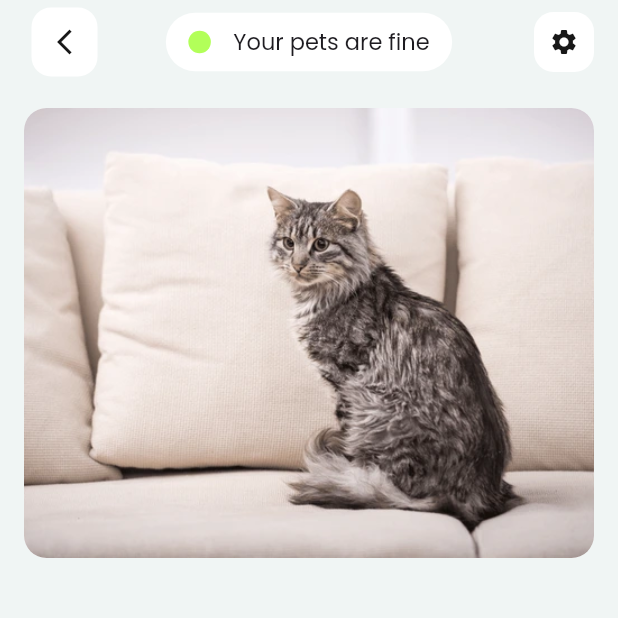
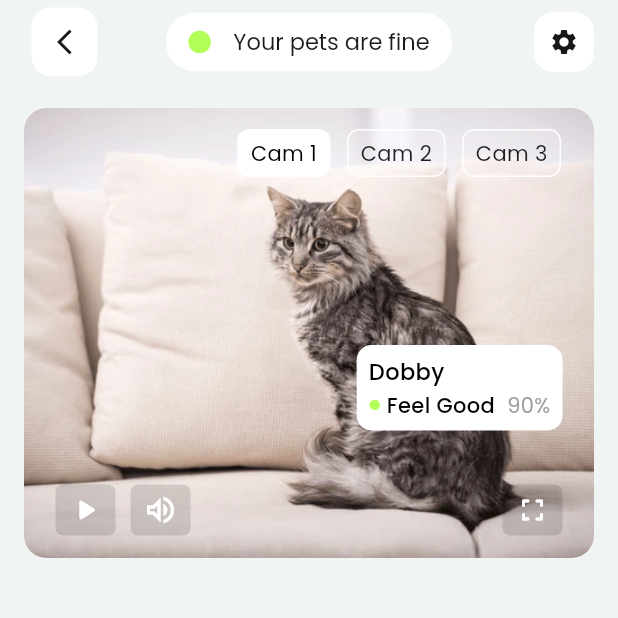
Before and after one commit to ragulsarma/smart-home-app, a Flutter app: the PetHomePage screen opened directly, on a phone screen of 412 x 824 dp, the top half of it. Run offline on Flutter 3.47's test engine with Material 3 defaults, Android fonts, the phone set to English and light mode, and no system bars; network calls fail.

Commit message:
cam container UI development

```diff
--- a/lib/screens/pet_home_page.dart
+++ b/lib/screens/pet_home_page.dart
@@ -20,6 +20,10 @@ class _PetHomePageState extends State<PetHomePage> {
         centerTitle: true,
         leading: Padding(
           padding: const EdgeInsets.only(left: 16.0),
+          child: GestureDetector(
+            onTap: () {
+              Navigator.pop(context);
+            },
             child: Container(
                 margin: const EdgeInsets.symmetric(horizontal: 5, vertical: 5),
                 decoration: const BoxDecoration(
@@ -30,6 +34,7 @@ class _PetHomePageState extends State<PetHomePage> {
                   color: AppColors.primaryColor,
                   size: 20,
                 )),
+          ),
         ),
         title: Container(
           padding: const EdgeInsets.symmetric(horizontal: 15, vertical: 10),
--- a/lib/widgets/pet_page_widgets/pet_cam_view_widget.dart
+++ b/lib/widgets/pet_page_widgets/pet_cam_view_widget.dart
@@ -8,11 +8,14 @@ class PetCamViewWidget extends StatefulWidget {
 }
 
 class _PetCamViewWidgetState extends State<PetCamViewWidget> {
+  final List<bool> _selections = List.generate(3, (_) => false);
+
   @override
   Widget build(BuildContext context) {
     return Container(
       height: 300,
       margin: const EdgeInsets.symmetric(horizontal: 16, vertical: 16),
+      padding: const EdgeInsets.fromLTRB(16, 5, 16, 15),
       decoration: const BoxDecoration(
           color: Colors.white,
           image: DecorationImage(
@@ -20,7 +23,121 @@ class _PetCamViewWidgetState extends State<PetCamViewWidget> {
             fit: BoxFit.cover,
           ),
           borderRadius: BorderRadius.all(Radius.circular(15))),
-      child: Container(),
+      child: Stack(
+        children: [
+          topButtonsWidget(),
+          Positioned(bottom: 70, right: 0, child: cameraStatusWidget()),
+          Expanded(child: bottomRowIcons()),
+          const SizedBox(height: 10)
+        ],
+      ),
+    );
+  }
+
+  Widget bottomRowIcons() {
+    return Align(
+      alignment: Alignment.bottomCenter,
+      child: Row(
+        children: [
+          iconContainer(const Icon(
+            Icons.play_arrow_rounded,
+            color: Colors.white,
+          )),
+          iconContainer(
+              const Icon(Icons.volume_up_outlined, color: Colors.white)),
+          const Spacer(),
+          iconContainer(
+              const Icon(Icons.fullscreen_rounded, color: Colors.white)),
+        ],
+      ),
+    );
+  }
+
+  Widget topButtonsWidget() {
+    return Align(
+      alignment: Alignment.topRight,
+      child: ToggleButtons(
+        isSelected: _selections,
+        borderColor: Colors.transparent,
+        onPressed: (int index) {},
+        children: <Widget>[
+          toggleButtonContainer('Cam 1', isEnabled: true),
+          toggleButtonContainer('Cam 2'),
+          toggleButtonContainer('Cam 3')
+        ],
+      ),
+    );
+  }
+
+  Widget toggleButtonContainer(String text, {bool isEnabled = false}) {
+    return Container(
+      padding: const EdgeInsets.symmetric(horizontal: 8, vertical: 5),
+      margin: const EdgeInsets.symmetric(horizontal: 5),
+      decoration: BoxDecoration(
+          border:
+              Border.all(color: isEnabled ? Colors.transparent : Colors.white),
+          color: isEnabled ? Colors.white : Colors.white10,
+          borderRadius: const BorderRadius.all(Radius.circular(8))),
+      child: Text(
+        text,
+        style: TextStyle(color: isEnabled ? Colors.black : Colors.black87),
+      ),
+    );
+  }
+
+  Widget cameraStatusWidget() {
+    return Container(
+        padding: const EdgeInsets.symmetric(horizontal: 8, vertical: 7),
+        margin: const EdgeInsets.symmetric(horizontal: 5),
+        decoration: const BoxDecoration(
+            color: Colors.white,
+            borderRadius: BorderRadius.all(Radius.circular(10))),
+        child: const Column(
+            crossAxisAlignment: CrossAxisAlignment.start,
+            children: [
+              Text(
+                'Dobby',
+                style: TextStyle(
+                    color: Colors.black,
+                    fontSize: 15,
+                    fontWeight: FontWeight.w500),
+              ),
+              SizedBox(height: 2),
+              Row(mainAxisSize: MainAxisSize.min, children: [
+                Icon(
+                  Icons.circle,
+                  color: Colors.lightGreenAccent,
+                  size: 8,
+                ),
+                SizedBox(
+                  width: 4,
+                ),
+                Text(
+                  'Feel Good',
+                  style: TextStyle(
+                      color: Colors.black,
+                      fontSize: 14,
+                      fontWeight: FontWeight.w500),
+                ),
+                SizedBox(
+                  width: 8,
+                ),
+                Text(
+                  '90%',
+                  style: TextStyle(color: Colors.grey),
+                )
+              ])
+            ]));
+  }
+
+  Widget iconContainer(Widget childIcon) {
+    return Container(
+      padding: const EdgeInsets.symmetric(horizontal: 8, vertical: 5),
+      margin: const EdgeInsets.symmetric(horizontal: 5),
+      decoration: const BoxDecoration(
+          color: Colors.black12,
+          borderRadius: BorderRadius.all(Radius.circular(5))),
+      child: childIcon,
     );
   }
 }
```
Lines whose indentation alone changed are shown as unchanged.
